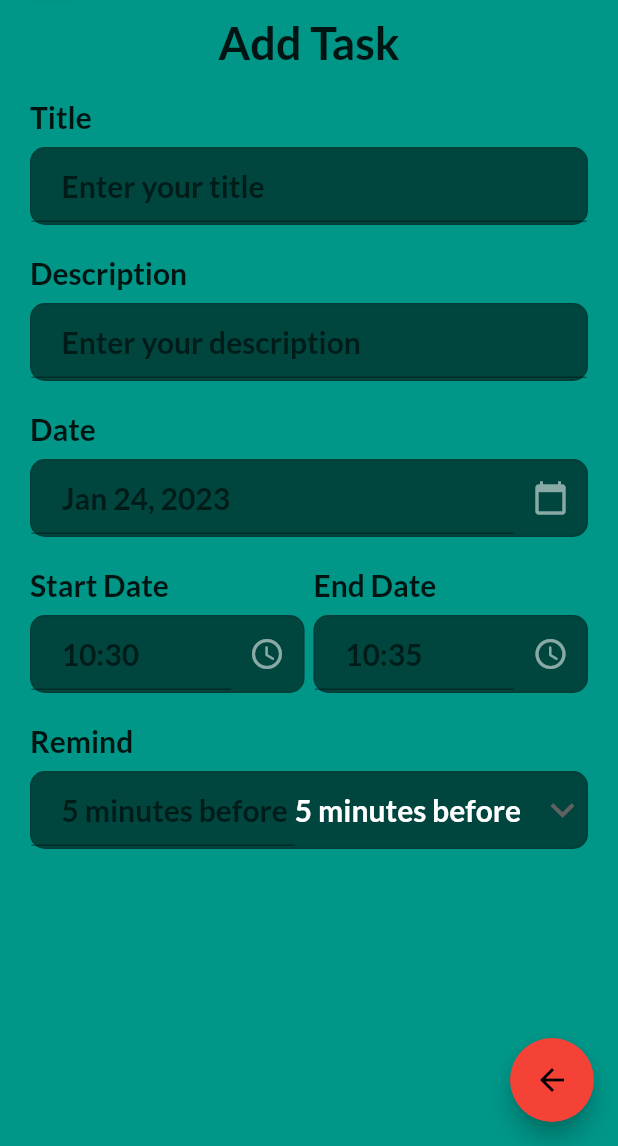
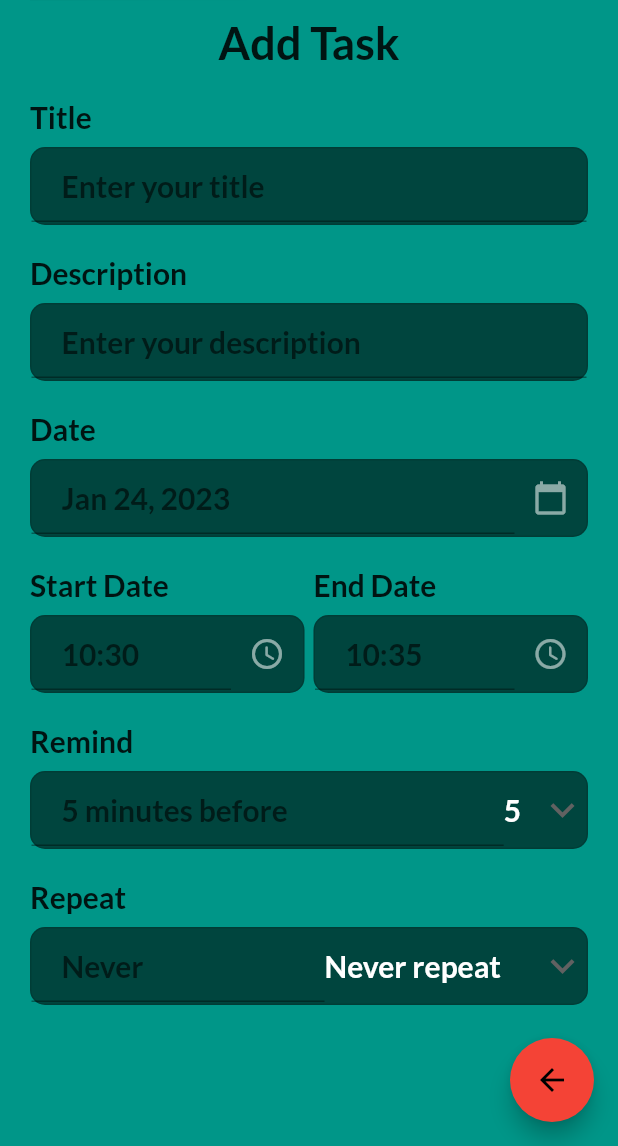
Before and after one commit to Angel-cuba/Full_Stack_Flutter, a Flutter app: the AddTaskBar screen opened directly, on a phone screen of 412 x 824 dp, the part 90-1236 px from its top. Run offline on Flutter 3.47's test engine with Material 2 defaults, Android fonts, the phone set to English and light mode, and no system bars; our stand-ins replace date_picker_timeline, flutter_local_notifications, google_fonts, shared_preferences, timezone; accounts and stored records are empty.

Commit message:
Add repeat section with customInput

```diff
--- a/lib/screens/add_task_bar.dart
+++ b/lib/screens/add_task_bar.dart
@@ -25,6 +25,15 @@ class _AddTaskBarState extends State<AddTaskBar> {
 
   int _selectedReminder = 5;
   final List<int> _reminderList = [5, 10, 15, 30, 60];
+
+  String _selectedRepeat = 'Never';
+  final List<String> _repeatList = [
+    'Never',
+    'Daily',
+    'Weekly',
+    'Monthly',
+    'Yearly',
+  ];
 
   @override
   Widget build(BuildContext context) {
@@ -152,7 +161,7 @@ class _AddTaskBarState extends State<AddTaskBar> {
                       items: _reminderList.map((int value) {
                         return DropdownMenuItem<int>(
                           value: value,
-                          child: Text('$value minutes before'),
+                          child: Text('$value'),
                         );
                       }).toList(),
                       onChanged: (int? value) {
@@ -160,6 +169,51 @@ class _AddTaskBarState extends State<AddTaskBar> {
                           _selectedReminder = value!;
                         });
                       },
+                    ),
+                  ),
+                  CustomInput(
+                    title: 'Repeat',
+                    hint: _selectedRepeat,
+                    controller: controller,
+                    widget: DropdownButton(
+                      value: _selectedRepeat,
+                      icon: const Icon(Icons.keyboard_arrow_down),
+                      iconSize: 32,
+                      elevation: 6,
+                      style:
+                          theme.isDarkTheme ? lightTitleStyle : lightTitleStyle,
+                      underline: Container(
+                        height: 0,
+                      ),
+                      borderRadius: BorderRadius.circular(10),
+                      dropdownColor: theme.isDarkTheme
+                          ? Colors.black87
+                          : Colors.teal.shade700,
+                      onChanged: (String? newValue) {
+                        setState(() {
+                          _selectedRepeat = newValue!;
+                        });
+                      },
+                      items: _repeatList.map((String? value) {
+                        return DropdownMenuItem<String>(
+                          value: value,
+                          child: Text(
+                              '$value' == 'Never'
+                                  ? 'Never repeat'
+                                  : '$value' == 'Daily'
+                                      ? 'Repeat daily'
+                                      : '$value' == 'Weekly'
+                                          ? 'Repeat weekly'
+                                          : '$value' == 'Monthly'
+                                              ? 'Repeat monthly'
+                                              : '$value' == 'Yearly'
+                                                  ? 'Repeat yearly'
+                                                  : '',
+                              style: theme.isDarkTheme
+                                  ? lightTitleStyle
+                                  : lightTitleStyle),
+                        );
+                      }).toList(),
                     ),
                   ),
                 ],
```
